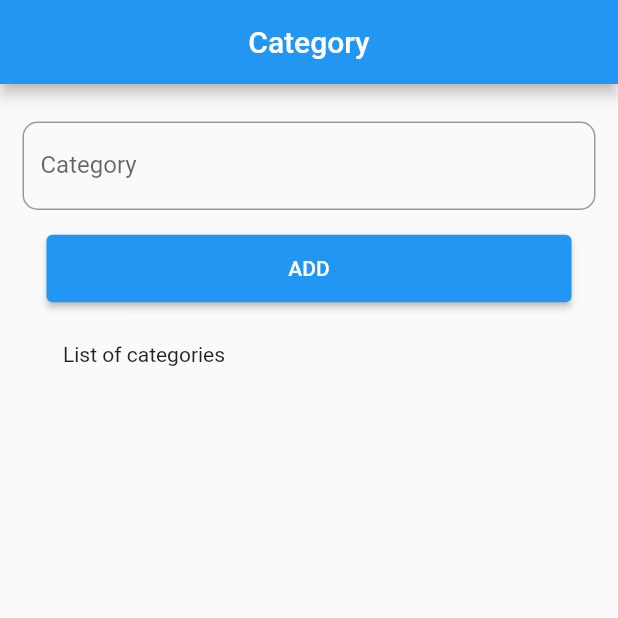
After one commit to dhruvil8347/ecommerce, a Flutter app: the screen it shows after launch, after a tap on "Manage Category", on a phone screen of 412 x 824 dp, the top half of it. The commit adds this screen. Run offline on Flutter 3.47's test engine with Material 2 defaults, Android fonts, the phone set to English and light mode, and no system bars; our stand-ins replace dio; network calls fail.

Commit message:
all change

```diff
--- /dev/null
+++ b/lib/category_screen.dart
@@ -0,0 +1,81 @@
+import 'package:dio/dio.dart';
+import 'package:ecommerce/model/category_model.dart';
+import 'package:flutter/material.dart';
+
+class CategoryScreen extends StatefulWidget {
+  const CategoryScreen({Key? key}) : super(key: key);
+
+  @override
+  State<CategoryScreen> createState() => _CategoryScreenState();
+}
+
+class _CategoryScreenState extends State<CategoryScreen> {
+
+  TextEditingController nameCtrl = TextEditingController();
+  CategoryModel categoryModel = CategoryModel();
+  List<Category>  categorylist = [];
+
+
+  @override
+  Widget build(BuildContext context) {
+    return Scaffold(
+      appBar: AppBar(
+        automaticallyImplyLeading: false,
+        title: const Center(child: Text("Category")),
+      ),
+      body: Column(
+        children: [
+          const SizedBox(height: 10,),
+          Padding(
+            padding: const EdgeInsets.all(15.0),
+            child: TextField(
+              decoration: InputDecoration(
+                  label: const Text("Category"),
+                  border: OutlineInputBorder(borderRadius: BorderRadius.circular(10))
+              ),
+            ),
+          ),
+          ElevatedButton(onPressed: (){},
+              style: ElevatedButton.styleFrom(
+                  fixedSize: const Size(350, 45)
+              ),
+              child: const Text("ADD")),
+
+          const Padding(
+            padding: EdgeInsets.only(top: 25,right: 220),
+            child: Text("List of categories"),
+          ),
+
+          Expanded(
+            child: ListView.builder(
+              itemCount: categorylist.length,
+              itemBuilder: (context, index) {
+                return ListTile(
+                  title: Text(categorylist[index].categoryName),
+                );
+
+            },),
+          )
+        ],
+      ),
+    );
+  }
+
+  void getcategory()async{
+    try{
+      var response = await Dio().get("http://testecommerce.equitysofttechnologies.com/category/get");
+      print(response.data);
+      categoryModel = CategoryModel.fromjson(response.data);
+      categorylist = categoryModel.category;
+      setState(() {
+      });
+    }catch(e){
+      print(e);
+    }
+  }
+
+  /*void addcategory()async{
+    try{
+      var re
+    }catch(e){print(e);}*/
+  }
--- a/lib/main.dart
+++ b/lib/main.dart
@@ -1,7 +1,6 @@
-import 'package:ecommerce/category.dart';
-import 'package:ecommerce/common/textfiled.dart';
-import 'package:ecommerce/company.dart';
-import 'package:ecommerce/productlisting.dart';
+import 'package:ecommerce/category_screen.dart';
+import 'package:ecommerce/company_screen.dart';
+import 'package:ecommerce/productlisting_screen.dart';
 import 'package:flutter/material.dart';
 
 void main() {
@@ -34,58 +33,58 @@ class _MyHomepageState extends State<MyHomepage> {
   Widget build(BuildContext context) {
     return Scaffold(
       appBar: AppBar(
-        title: Center(child: Text("Home")),
+        title: const Center(child: Text("Home")),
       ),
       body: Column(
         children: [
-          SizedBox(
+          const SizedBox(
             height: 10,
           ),
           Padding(
             padding: const EdgeInsets.all(8.0),
             child: GestureDetector(
               onTap: (){
-                Navigator.push(context, MaterialPageRoute(builder: (context) => Product(),));
+                Navigator.push(context, MaterialPageRoute(builder: (context) => const Product(),));
               },
               child: Container(
                 height: 200,
                 width: 400,
                 color: Colors.orange[200],
-                child: Center(child: Text("Products",style: TextStyle(color: Colors.white,fontSize: 22),)),
+                child: const Center(child: Text("Products",style: TextStyle(color: Colors.white,fontSize: 22),)),
               ),
             ),
           ),
-          SizedBox(
+          const SizedBox(
             height: 10,
           ),
           Padding(
             padding: const EdgeInsets.all(8.0),
             child: GestureDetector(
               onTap: (){
-                Navigator.push(context, MaterialPageRoute(builder: (context) => Category(),));
+                Navigator.push(context, MaterialPageRoute(builder: (context) => CategoryScreen(),));
               },
               child: Container(
                 height: 200,
                 width: 400,
                 color:  Colors.orange[200],
-                child: Center(child: Text("Manage Category",style: TextStyle(color: Colors.white,fontSize: 22),)),
+                child: const Center(child: Text("Manage Category",style: TextStyle(color: Colors.white,fontSize: 22),)),
               ),
             ),
           ),
-          SizedBox(
+          const SizedBox(
             height: 10,
           ),
           Padding(
             padding: const EdgeInsets.all(8.0),
             child: GestureDetector(
               onTap: (){
-                Navigator.push(context,MaterialPageRoute(builder: (context) => Company(),));
+                Navigator.push(context,MaterialPageRoute(builder: (context) => const CompanyScreen(),));
               },
               child: Container(
                 height: 200,
                 width: 400,
                 color: Colors.orange[200],
-                child: Center(child: Text("Manage Company",style: TextStyle(color: Colors.white,fontSize: 22),)),
+                child: const Center(child: Text("Manage Company",style: TextStyle(color: Colors.white,fontSize: 22),)),
               ),
             ),
 
--- /dev/null
+++ b/lib/model/category_model.dart
@@ -0,0 +1,43 @@
+class CategoryModel {
+  int s;
+  String m;
+  List<Category> category;
+
+
+  CategoryModel ({
+    this.s = 0,
+    this.m = "",
+    this.category = const []
+  });
+
+  factory CategoryModel.fromjson(Map<String,dynamic>json){
+    return CategoryModel(
+      s: json['s'] ?? 0,
+      m: json['m'] ?? "",
+      category: List<Category>.from((json['r']??[]).map((e)=>Category.fromjson(e)))
+    );
+  }
+
+  Map<String, dynamic> toJson() => {
+    "s": s,
+    "m": m,
+    "r": category,
+  };
+}
+
+class Category {
+  int id;
+  String categoryName;
+
+  Category({
+    this.id = 0,
+    this.categoryName = "",
+  });
+
+  factory Category.fromjson(Map<String,dynamic>json){
+    return Category(
+      id: json['id'] ?? 0,
+      categoryName: json['category_name'] ?? "",
+    );
+  }
+}
--- a/lib/productlisting.dart
+++ b/lib/productlisting_screen.dart
@@ -1,5 +1,5 @@
 
-import 'package:ecommerce/addproduct.dart';
+import 'package:ecommerce/addproduct_screen.dart';
 import 'package:flutter/material.dart';
 
 class Product extends StatelessWidget {
```
Also changed, not shown: lib/category.dart (deleted, +0 -50 lines), lib/company.dart (deleted, +0 -123 lines), lib/company_screen.dart (added, +177 -0 lines), lib/model/addcompany.dart (deleted, +0 -71 lines), lib/model/company_model.dart (added, +66 -0 lines), lib/model/getcategory.dart (deleted, +0 -40 lines), lib/addproduct_screen.dart (renamed from lib/addproduct.dart).
